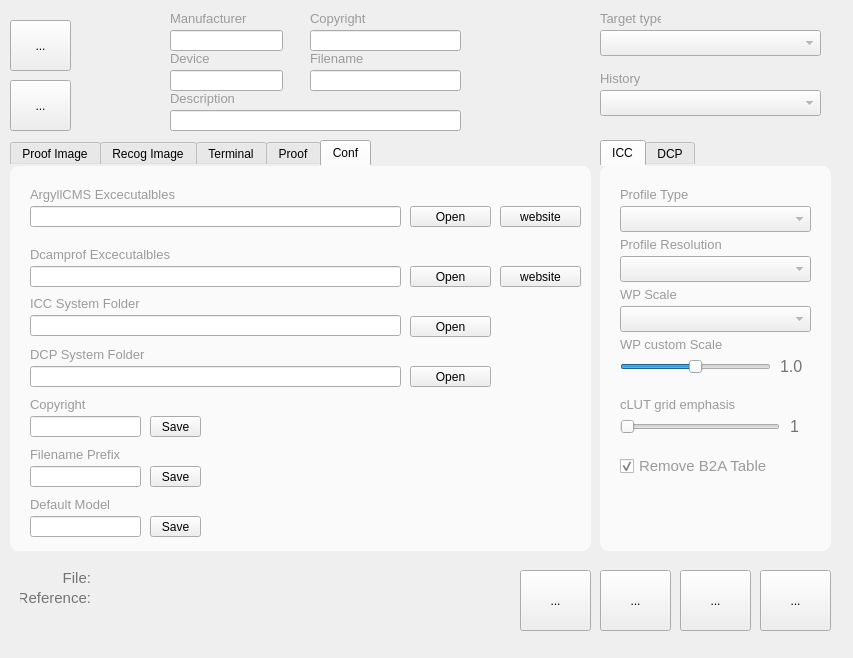
Above: main.ui from jpereiranet/roughprofiler before the change. Below: the same form after it.
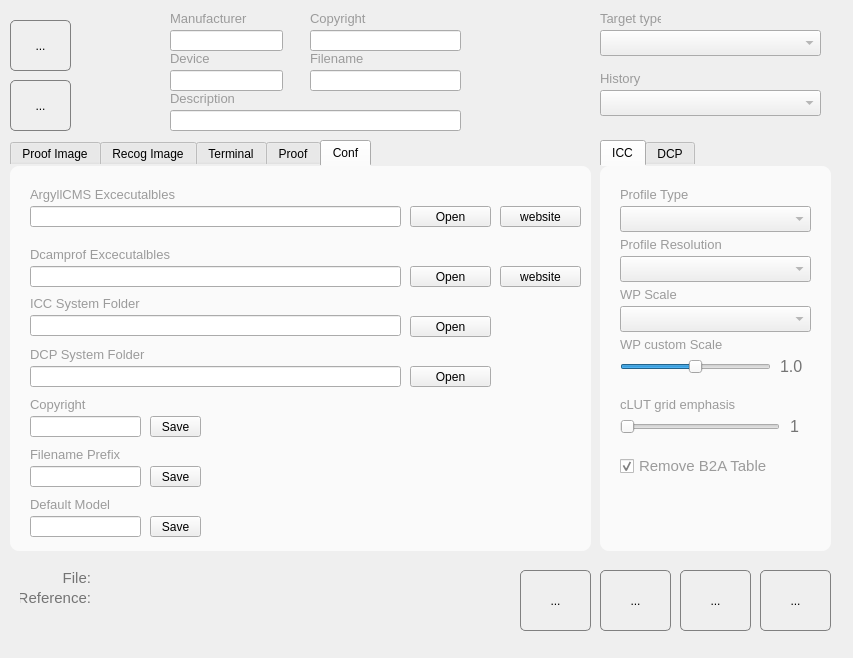
That is the form after the change.

```diff
--- a/main.ui
+++ b/main.ui
@@ -50,6 +50,14 @@
    <property name="toolTip">
     <string>Load Image</string>
    </property>
+   <property name="styleSheet">
+    <string notr="true">QToolButton{
+border-style: solid;
+border-color: grey;
+border-width: 1px;
+border-radius: 5px;
+}</string>
+   </property>
    <property name="text">
     <string>...</string>
    </property>
@@ -71,6 +79,14 @@
    <property name="toolTip">
     <string>Load CGATS file</string>
    </property>
+   <property name="styleSheet">
+    <string notr="true">QToolButton{
+border-style: solid;
+border-color: grey;
+border-width: 1px;
+border-radius: 5px;
+}</string>
+   </property>
    <property name="text">
     <string>...</string>
    </property>
@@ -867,6 +883,14 @@
    <property name="toolTip">
     <string>Create Profile</string>
    </property>
+   <property name="styleSheet">
+    <string notr="true">QToolButton{
+border-style: solid;
+border-color: grey;
+border-width: 1px;
+border-radius: 5px;
+}</string>
+   </property>
    <property name="text">
     <string>...</string>
    </property>
@@ -1814,6 +1838,14 @@
    <property name="toolTip">
     <string>Read Image</string>
    </property>
+   <property name="styleSheet">
+    <string notr="true">QToolButton{
+border-style: solid;
+border-color: grey;
+border-width: 1px;
+border-radius: 5px;
+}</string>
+   </property>
    <property name="text">
     <string>...</string>
    </property>
@@ -1835,6 +1867,14 @@
    <property name="toolTip">
     <string>Install Profile</string>
    </property>
+   <property name="styleSheet">
+    <string notr="true">QToolButton{
+border-style: solid;
+border-color: grey;
+border-width: 1px;
+border-radius: 5px;
+}</string>
+   </property>
    <property name="text">
     <string>...</string>
    </property>
@@ -1856,6 +1896,14 @@
    <property name="toolTip">
     <string>Create Proof Image</string>
    </property>
+   <property name="styleSheet">
+    <string notr="true">QToolButton{
+border-style: solid;
+border-color: grey;
+border-width: 1px;
+border-radius: 5px;
+}</string>
+   </property>
    <property name="text">
     <string>...</string>
    </property>
```
